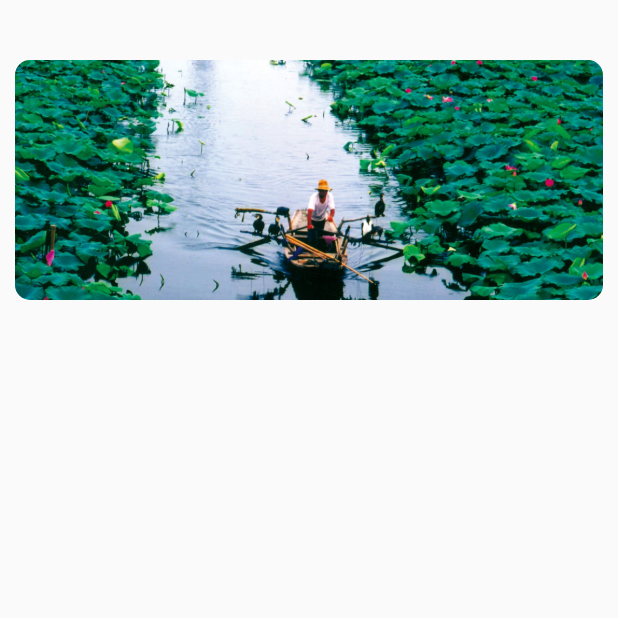
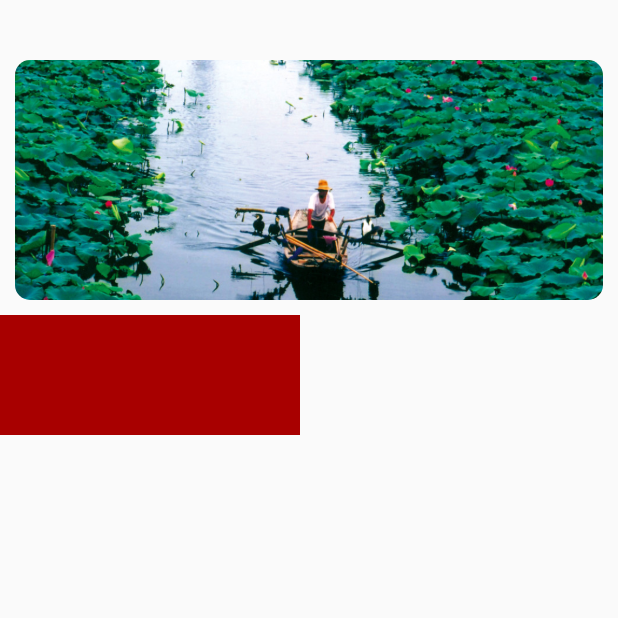
Before and after one commit to micki-zhou/potato, a Flutter app: the HomePage screen opened directly, on a phone screen of 412 x 824 dp, the top half of it. Run offline on Flutter 3.47's test engine with Material 2 defaults, Android fonts, the phone set to English and light mode, and no system bars; our stand-ins replace shared_preferences, simple_animations; accounts and stored records are empty.

Commit message:
update commend list

```diff
--- a/lib/ui/home.dart
+++ b/lib/ui/home.dart
@@ -1,6 +1,7 @@
 import 'dart:async';
 
 import 'package:flutter/material.dart';
+import 'package:potato/config/myColors.dart';
 
 class HomePage extends StatefulWidget {
   @override
@@ -80,12 +81,18 @@ class _HomePageState extends State<HomePage> {
       height: 80,
       child: ListView(
         scrollDirection: Axis.horizontal,
-        children: <Widget>[],
+        children: <Widget>[
+          _getDailyRecommend(),
+        ],
       ),
     );
   }
 
-  // Widget _getDailyRecommend() {
-  //   return ;
-  // }
+  Widget _getDailyRecommend() {
+    return Container(
+      height: 200,
+      width: 200,
+      color: MyColors.theme,
+    );
+  }
 }
```
